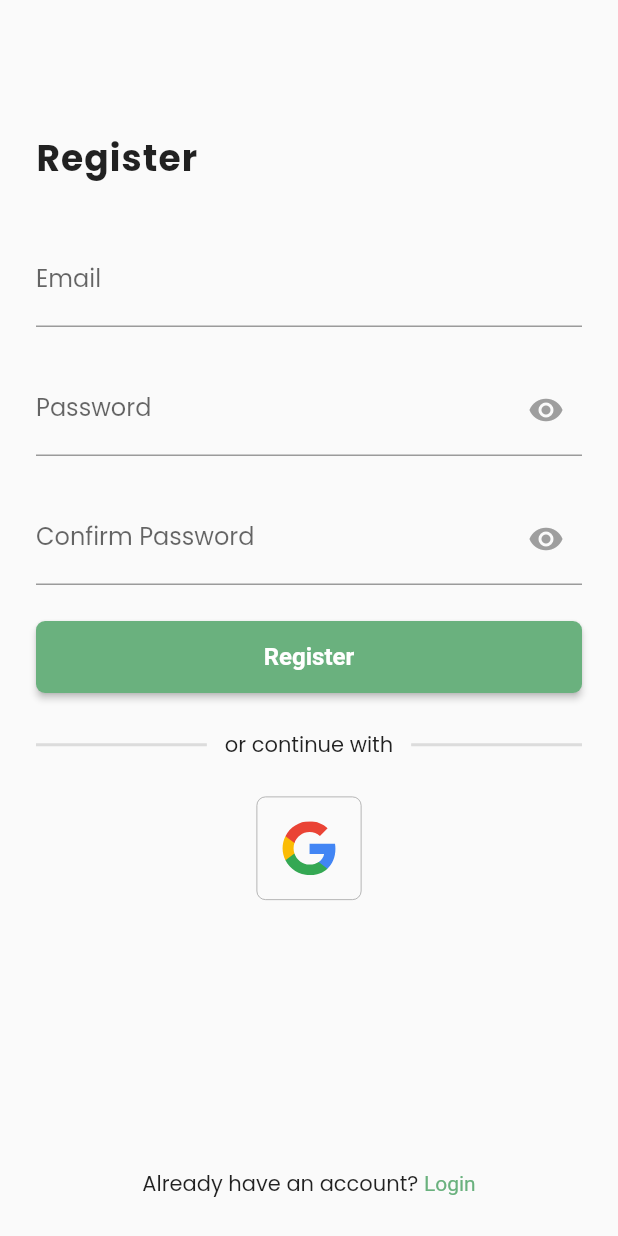
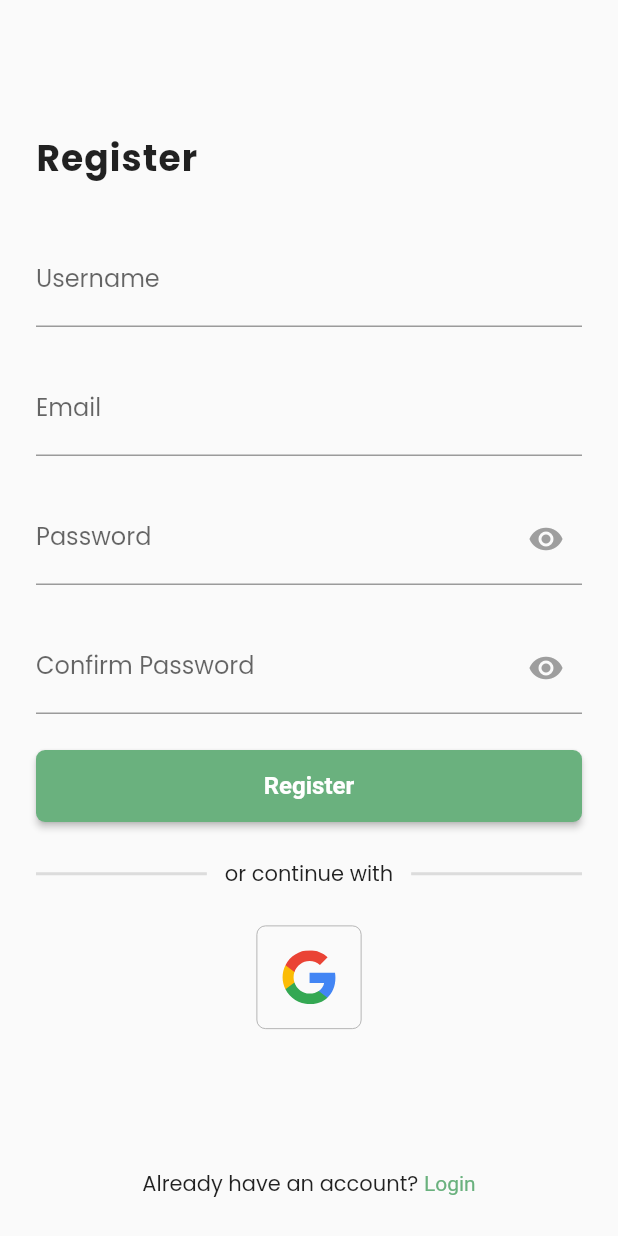
Before and after one commit to ink0rr/pemob-ehelpdesk, a Flutter app: the RegisterPage screen opened directly, after a tap on "Register", on a phone screen of 412 x 824 dp. Run offline on Flutter 3.47's test engine with Material 2 defaults, Android fonts, the phone set to English and light mode, and no system bars; our stand-ins replace chat_bubbles, cloud_firestore, email_validator, firebase_auth, firebase_core, flutter_hooks and 3 more; accounts and stored records are empty; network calls fail.

Commit message:
Add UserData class

```diff
--- /dev/null
+++ b/lib/models/user_data.dart
@@ -0,0 +1,52 @@
+import 'package:cloud_firestore/cloud_firestore.dart';
+import 'package:firebase_auth/firebase_auth.dart';
+import 'package:flutter/material.dart';
+
+@immutable
+class UserData {
+  const UserData({
+    required this.id,
+    required this.username,
+    required this.avatarUrl,
+  });
+
+  final String id;
+  final String username;
+  final String avatarUrl;
+
+  static Future<void> register({
+    required String id,
+    required String username,
+  }) async {
+    final db = FirebaseFirestore.instance;
+    await db.collection('users').doc(id).set({
+      'username': username,
+      'avatar_url':
+          'https://ui-avatars.com/api/?background=random&name=${username.split(" ").join("+")}&size=128&format=png',
+    });
+  }
+
+  static UserData fromSnapshot(
+      DocumentSnapshot<Map<String, dynamic>> snapshot) {
+    final map = snapshot.data();
+    if (map == null) {
+      throw Exception('Data not found');
+    }
+
+    return UserData(
+      id: snapshot.id,
+      username: map['username'],
+      avatarUrl: map['avatar_url'],
+    );
+  }
+
+  static Future<UserData> getCurrentUser() async {
+    final user = FirebaseAuth.instance.currentUser;
+    if (user == null) {
+      throw Exception('User not logged in');
+    }
+
+    final db = FirebaseFirestore.instance;
+    return await db.collection('users').doc(user.uid).get().then(fromSnapshot);
+  }
+}
--- a/lib/pages/register_page.dart
+++ b/lib/pages/register_page.dart
@@ -1,5 +1,6 @@
 import 'dart:io';
 
+import 'package:ehelpdesk/models/user_data.dart';
 import 'package:ehelpdesk/widgets/async_button.dart';
 import 'package:email_validator/email_validator.dart';
 import 'package:firebase_auth/firebase_auth.dart';
@@ -16,6 +17,7 @@ class RegisterPage extends HookConsumerWidget {
 
   @override
   Widget build(BuildContext context, WidgetRef ref) {
+    final username = useTextEditingController();
     final email = useTextEditingController();
     final password = useTextEditingController();
     final confirmPassword = useTextEditingController();
@@ -51,7 +53,24 @@ class RegisterPage extends HookConsumerWidget {
                         ),
                         const SizedBox(height: 32),
                         TextFormField(
-                          autofillHints: const [AutofillHints.email],
+                          autofillHints: const [AutofillHints.username],
+                          controller: username,
+                          decoration: const InputDecoration(
+                            labelText: 'Username',
+                          ),
+                          validator: (value) {
+                            if (value == null || value == '') {
+                              return 'Please enter a username';
+                            }
+                            if (value.length < 3) {
+                              return 'Username must be at least 3 characters';
+                            }
+                            return null;
+                          },
+                        ),
+                        const SizedBox(height: 24),
+                        TextFormField(
+                          autofillHints: const [AutofillHints.password],
                           controller: email,
                           decoration: const InputDecoration(
                             labelText: 'Email',
@@ -145,12 +164,20 @@ class RegisterPage extends HookConsumerWidget {
                           child: const Text('Register'),
                           onPressed: () async {
                             try {
-                              final credentials = await FirebaseAuth.instance
+                              final user = await FirebaseAuth.instance
                                   .createUserWithEmailAndPassword(
-                                email: email.text,
-                                password: password.text,
+                                    email: email.text,
+                                    password: password.text,
+                                  )
+                                  .then((c) => c.user);
+                              if (user == null) {
+                                throw Exception('Failed to register user');
+                              }
+                              await UserData.register(
+                                id: user.uid,
+                                username: username.text,
                               );
-                              if (credentials.user != null && context.mounted) {
+                              if (context.mounted) {
                                 Navigator.of(context).pushAndRemoveUntil(
                                   MaterialPageRoute(
                                     builder: (context) => const HomePage(),
```
Also changed, not shown: lib/pages/profile_page.dart (+26 -8 lines).
